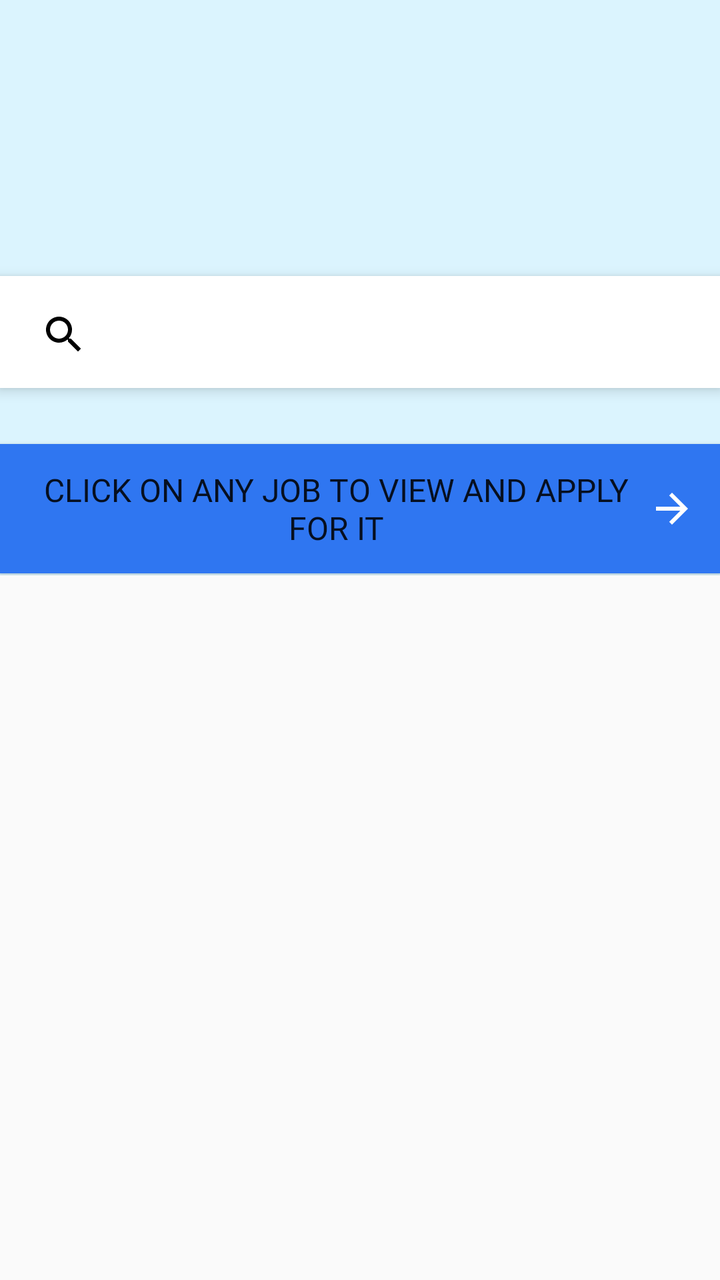
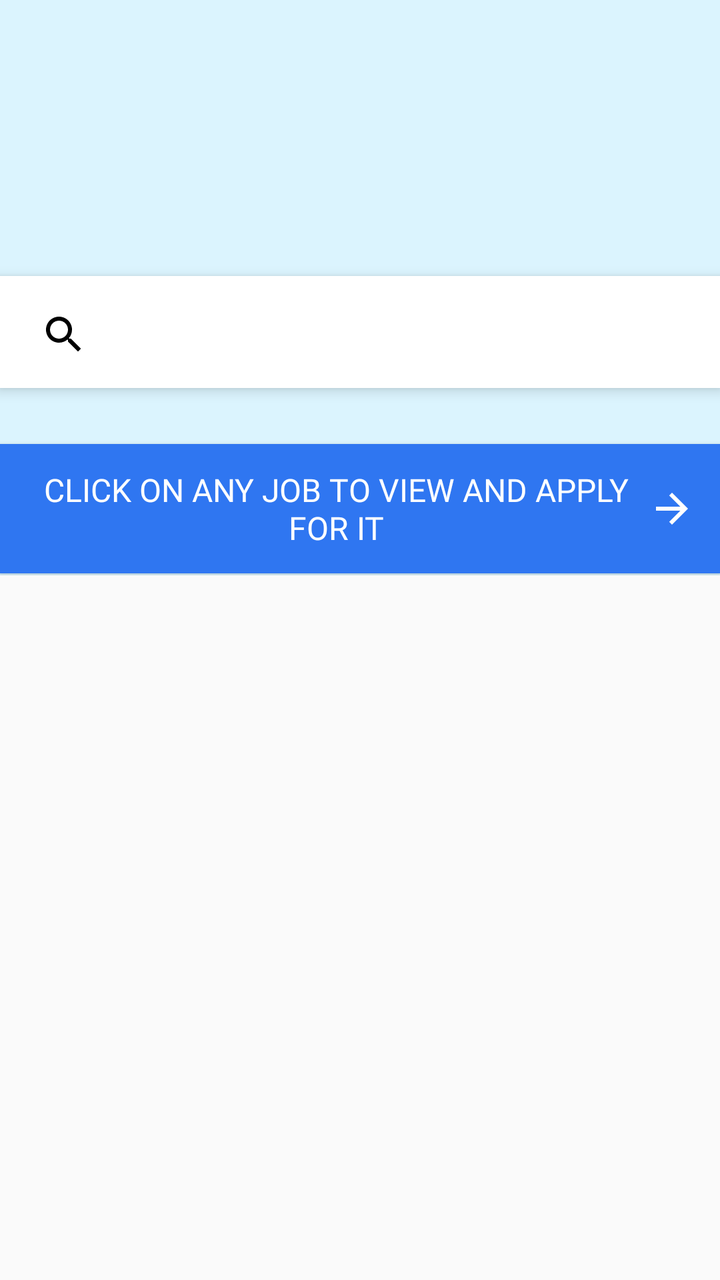

An Android layout rendered at two revisions. The XML below is the earlier revision; the diff shows what the commit changed to produce the second picture.
<!-- AndroidManifest.xml: application theme AppTheme -->
<!-- res/layout/activity_student_list_job.xml -->
<?xml version="1.0" encoding="utf-8"?>
<ScrollView xmlns:android="http://schemas.android.com/apk/res/android"
    xmlns:app="http://schemas.android.com/apk/res-auto"
    xmlns:tools="http://schemas.android.com/tools"
    android:layout_width="match_parent"
    android:layout_height="match_parent"
    tools:context=".Student_list_job">

    <androidx.constraintlayout.widget.ConstraintLayout
        android:layout_width="match_parent"
        android:layout_height="match_parent"
        android:background="@color/background"
        android:orientation="vertical"
        android:padding="0dp"
        app:layout_constraintBottom_toTopOf="@+id/toolbar"
        app:layout_constraintTop_toTopOf="@+id/toolbar">

        <ImageView
            android:id="@+id/profile"
            android:layout_width="128dp"
            android:layout_height="150dp"
            android:layout_gravity="center"

            app:layout_constraintEnd_toEndOf="parent"
            app:layout_constraintStart_toStartOf="parent"
            app:layout_constraintTop_toTopOf="parent" />

        <androidx.appcompat.widget.Toolbar
            android:id="@+id/toolbar"
            android:layout_width="match_parent"
            android:layout_height="wrap_content"
            android:layout_marginTop="138dp"
            android:background="@color/white"
            android:elevation="4dp"
            android:minHeight="?attr/actionBarSize"
            android:theme="?attr/actionBarTheme"
            app:layout_constraintEnd_toEndOf="parent"
            app:layout_constraintHorizontal_bias="1.0"
            app:layout_constraintStart_toStartOf="parent"
            app:layout_constraintTop_toBottomOf="@id/profile"
            app:layout_constraintTop_toTopOf="parent">


            <EditText
                android:id="@+id/searchEditText"
                android:layout_width="match_parent"
                android:layout_height="wrap_content"
                android:layout_gravity="center"
                android:drawableLeft="@drawable/search"
                android:fontFamily="@font/nunito"
                android:hint="  Search for Jobs"
                android:textColor="@color/cfdialog_button_black_text_color"
                android:textSize="18sp"
                tools:layout_editor_absoluteX="16dp"
                tools:layout_editor_absoluteY="5dp" />

        </androidx.appcompat.widget.Toolbar>

        <Button
            android:id="@+id/notify123"
            android:layout_width="wrap_content"
            android:layout_height="wrap_content"
            android:layout_marginTop="72dp"
            android:background="@color/colorPrimary"
            android:drawableRight="@drawable/ic_arrow_forward_black_24dp"
            android:fontFamily="@font/nunito"
            android:gravity="center"
            android:padding="12dp"
            android:text="click on any job to view and apply for it"
            android:textColor="@color/cfdialog_button_white_text_color"
            android:textSize="16sp"
            app:layout_constraintEnd_toEndOf="parent"
            app:layout_constraintHorizontal_bias="0.497"
            app:layout_constraintStart_toStartOf="parent"
            app:layout_constraintTop_toBottomOf="@+id/profile" />

        <androidx.recyclerview.widget.RecyclerView
            android:id="@+id/recyclerViewDemo"
            android:layout_width="match_parent"
            android:layout_height="wrap_content"
            android:layout_marginTop="1dp"
            app:layout_constraintEnd_toEndOf="parent"
            app:layout_constraintStart_toStartOf="parent"
            app:layout_constraintTop_toBottomOf="@+id/notify123">

        </androidx.recyclerview.widget.RecyclerView>
    </androidx.constraintlayout.widget.ConstraintLayout>
</ScrollView>
<!-- resources referenced by this layout -->
<resources>
  <color name="background">#DBF4FE</color>
  <color name="colorPrimary">#2F76F1</color>
  <color name="white">#FFFFFF</color>
  <!-- drawable ic_arrow_forward_black_24dp (drawable) -->
  <vector android:height="24dp" android:tint="#FFFFFF"
      android:viewportHeight="24.0" android:viewportWidth="24.0"
      android:width="24dp" xmlns:android="http://schemas.android.com/apk/res/android">
      <path android:fillColor="#FF000000" android:pathData="M12,4l-1.41,1.41L16.17,11H4v2h12.17l-5.58,5.59L12,20l8,-8z"/>
  </vector>
  <!-- drawable search (drawable) -->
  <vector xmlns:android="http://schemas.android.com/apk/res/android"
          android:width="24dp"
          android:height="24dp"
          android:viewportWidth="24.0"
          android:viewportHeight="24.0">
      <path
          android:fillColor="#FF000000"
          android:pathData="M15.5,14h-0.79l-0.28,-0.27C15.41,12.59 16,11.11 16,9.5 16,5.91 13.09,3 9.5,3S3,5.91 3,9.5 5.91,16 9.5,16c1.61,0 3.09,-0.59 4.23,-1.57l0.27,0.28v0.79l5,4.99L20.49,19l-4.99,-5zM9.5,14C7.01,14 5,11.99 5,9.5S7.01,5 9.5,5 14,7.01 14,9.5 11.99,14 9.5,14z"/>
  </vector>
  <style name="AppTheme" parent="Theme.AppCompat.Light.DarkActionBar">
          
          <item name="colorPrimary">@color/colorPrimary</item>
          <item name="colorPrimaryDark">@color/colorPrimaryDark</item>
          <item name="colorAccent">@color/colorAccent</item>
      </style>
  <color name="colorPrimaryDark">#00574B</color>
  <color name="colorAccent">#2F76F1</color>
</resources>

<!-- the commit's change to res/layout/activity_student_list_job.xml (unified diff, before → after) -->
@@ -49,7 +49,7 @@
                 android:drawableLeft="@drawable/search"
                 android:fontFamily="@font/nunito"
                 android:hint="  Search for Jobs"
-                android:textColor="@color/cfdialog_button_black_text_color"
+                android:textColor="@color/black"
                 android:textSize="18sp"
                 tools:layout_editor_absoluteX="16dp"
                 tools:layout_editor_absoluteY="5dp" />
@@ -67,7 +67,7 @@
             android:gravity="center"
             android:padding="12dp"
             android:text="click on any job to view and apply for it"
-            android:textColor="@color/cfdialog_button_white_text_color"
+            android:textColor="@color/white"
             android:textSize="16sp"
             app:layout_constraintEnd_toEndOf="parent"
             app:layout_constraintHorizontal_bias="0.497"
<!-- resource entries referenced after the edit -->
@@ -1,6 +1,7 @@
 <!-- resources referenced by this layout -->
 <resources>
   <color name="background">#DBF4FE</color>
+  <color name="black">#111111</color>
   <color name="colorPrimary">#2F76F1</color>
   <color name="white">#FFFFFF</color>
   <!-- drawable ic_arrow_forward_black_24dp (drawable) -->
